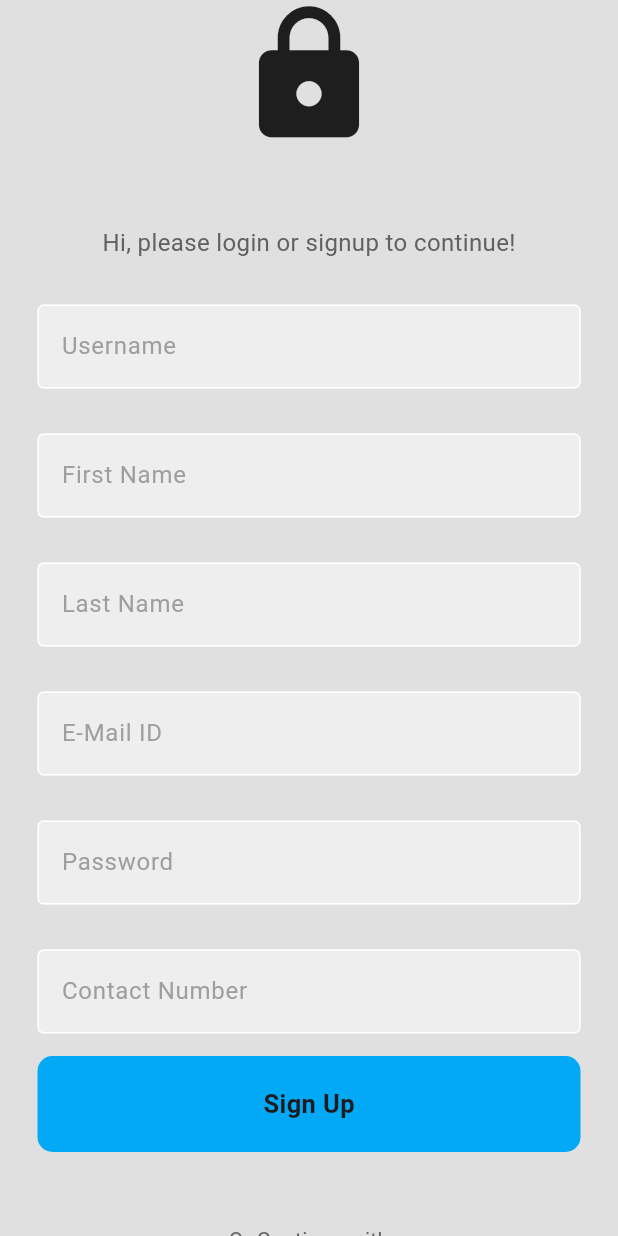
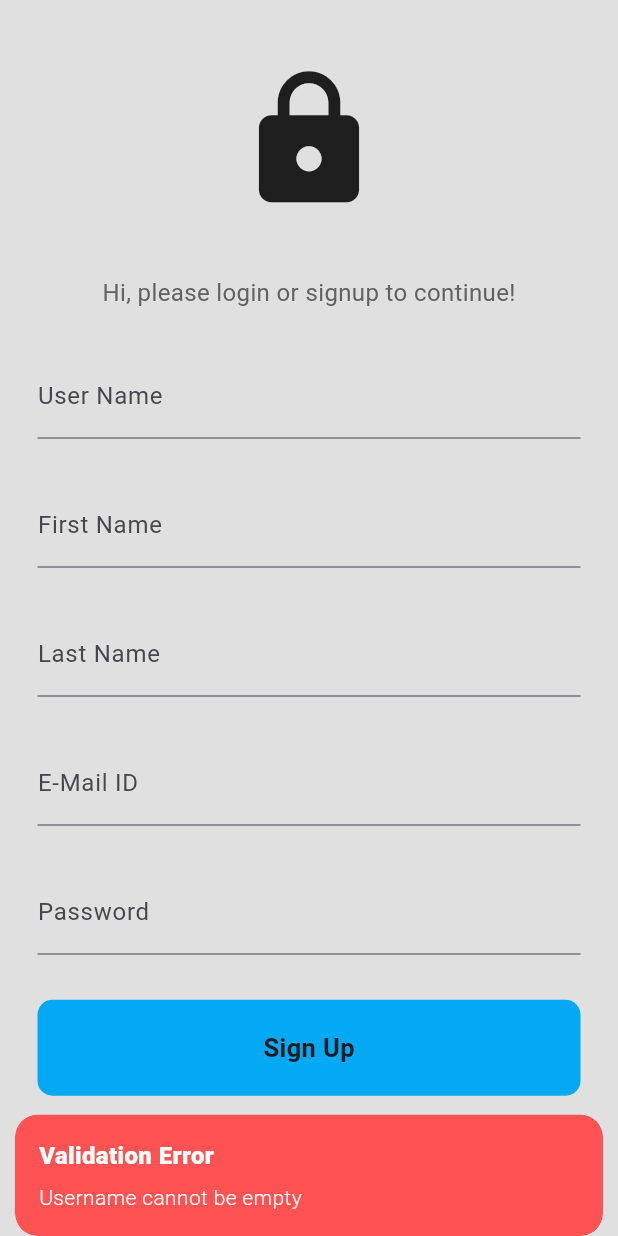
Before and after one commit to bharathi-rmps/pet_nest, a Flutter app: the signupUser screen opened directly, after a tap on "Sign Up", on a phone screen of 412 x 824 dp. Run offline on Flutter 3.47's test engine with Material 3 defaults, Android fonts, the phone set to English and light mode, and no system bars; our stand-ins replace get, intl_phone_number_input.

Commit message:
login and registration done

```diff
--- a/lib/components/squareTileImage.dart
+++ b/lib/components/squareTileImage.dart
@@ -1,4 +1,5 @@
 import 'package:flutter/material.dart';
+import 'futureFeature.dart';
 
 class squareTileImage extends StatelessWidget{
   final String imgPath;
@@ -8,6 +9,10 @@ class squareTileImage extends StatelessWidget{
   Widget build(BuildContext context) {
     return Padding(
       padding: const EdgeInsets.symmetric(horizontal: 8),
+      child: GestureDetector(
+        onTap: () {
+          futureFeature();
+        },
         child: Container(
           decoration: BoxDecoration(
               color: Colors.white,
@@ -22,6 +27,7 @@ class squareTileImage extends StatelessWidget{
             ),
           ),
         ),
+      ),
     );
   }
 }
--- a/lib/components/textField.dart
+++ b/lib/components/textField.dart
@@ -3,6 +3,7 @@ import 'package:flutter/material.dart';
 class textField extends StatelessWidget{
   final controller;
   final String hintText;
+  final String labelText;
   final bool obscureText;
 
   const textField({
@@ -10,6 +11,7 @@ class textField extends StatelessWidget{
     required this.controller,
     required this.hintText,
     required this.obscureText,
+    required this. labelText,
   });
 
   @override
@@ -20,16 +22,8 @@ class textField extends StatelessWidget{
          controller: controller,
          obscureText: obscureText,
          decoration: InputDecoration(
-           enabledBorder: const OutlineInputBorder(
-               borderSide: BorderSide(color: Colors.white)
-           ),
-           focusedBorder: const OutlineInputBorder(
-               borderSide: BorderSide(color: Colors.grey)
-           ),
-           fillColor: Colors.grey[200],
-           filled: true,
+           labelText: labelText,
            hintText: hintText,
-           hintStyle: TextStyle(color: Colors.grey[500]),
          ),
        ),
      );
--- a/lib/main.dart
+++ b/lib/main.dart
@@ -1,6 +1,6 @@
 import 'package:flutter/material.dart';
 import 'package:pet_nest/screens/auth/loginUser.dart';
-import 'package:pet_nest/screens/auth/signupUser.dart';
+import 'package:get/get.dart';
 
 void main() {
   runApp(const MyApp());
@@ -12,9 +12,9 @@
   // This widget is the root of your application.
   @override
   Widget build(BuildContext context) {
-    return MaterialApp(
+    return GetMaterialApp(
         debugShowCheckedModeBanner: false,
-        home: signupUser(),
+        home: loginUser(),
        );
   }
 }
--- a/lib/screens/auth/signupUser.dart
+++ b/lib/screens/auth/signupUser.dart
@@ -1,178 +1,190 @@
 import 'package:flutter/material.dart';
+import 'package:get/get.dart';
 import 'package:pet_nest/components/signupButton.dart';
-import 'package:pet_nest/components/squareTileImage.dart';
 import 'package:pet_nest/components/textField.dart';
+import 'package:pet_nest/controllers/regController.dart';
+import 'package:pet_nest/screens/auth/loginUser.dart';
+import 'package:intl_phone_number_input/intl_phone_number_input.dart';
 
-class signupUser extends StatelessWidget{
+class signupUser extends StatelessWidget {
   signupUser({super.key});
 
-  //text controllers
-
-  final userNameController = TextEditingController();
-  final firstNameController = TextEditingController();
-  final lastNameController = TextEditingController();
-  final emailController = TextEditingController();
-  final passwordController = TextEditingController();
-  final phoneController = TextEditingController();
-
-  //signin method
-  void userSignup(String username, String firstName, String lastName, String email, String password, String phone){
-    print("signin button pressed $username, $firstName, $lastName, $email, $password, $phone");
-  }
-
-
-  //signup method
-  void signup(){
-    print("signup button pressed");
-  }
+  final regController _regController = Get.put(regController());
 
   @override
   Widget build(BuildContext context) {
     return Scaffold(
+      resizeToAvoidBottomInset: false,
       backgroundColor: Colors.grey[300],
       body: SafeArea(
         child: Center(
           child: Column(
             mainAxisAlignment: MainAxisAlignment.center,
             children: [
-
-                //top icon
-                const Icon(
-                  Icons.lock,
-                  size: 100,
-                ),
-
-                //login to continue text
-                const SizedBox(height: 50),
+              const Icon(Icons.lock, size: 100),
+              const SizedBox(height: 40),
               Text(
                 "Hi, please login or signup to continue!",
-                  style: TextStyle(
-                    color: Colors.grey[700],
-                    fontSize: 16,
+                style: TextStyle(color: Colors.grey[700], fontSize: 16),
               ),
-                ),
-
-                //username textfield
               const SizedBox(height: 30),
               textField(
-                  controller: userNameController,
-                  hintText: 'Username',
+                labelText: "User Name",
+                controller: _regController.userNameController,
+                hintText: 'Please enter your  username',
                 obscureText: false,
               ),
-
-                //firstname textfield
               const SizedBox(height: 30),
               textField(
-                  controller: firstNameController,
-                  hintText: 'First Name',
+                labelText: "First Name",
+                controller: _regController.firstNameController,
+                hintText: 'Please enter your first name',
                 obscureText: false,
               ),
-
-                //lastname textfield
               const SizedBox(height: 30),
               textField(
-                  controller: lastNameController,
-                  hintText: 'Last Name',
+                labelText: "Last Name",
+                controller: _regController.lastNameController,
+                hintText: 'Please enter your last name',
                 obscureText: false,
               ),
-
-                //email textfield
               const SizedBox(height: 30),
               textField(
-                  controller: emailController,
-                  hintText: 'E-Mail ID',
+                labelText: "E-Mail ID",
+                controller: _regController.emailController,
+                hintText: 'Please enter your email id',
                 obscureText: false,
               ),
-
-                //password textfield
               const SizedBox(height: 30),
               textField(
-                  controller: passwordController,
-                  hintText: 'Password',
+                labelText: "Password",
+                controller: _regController.passwordController,
+                hintText: 'Please enter your password',
                 obscureText: true,
               ),
+              const SizedBox(height: 30),
+              signupButton(
+                onTap: () {
+                  String? errorMessage = _regController.validateInput(
+                    _regController.firstNameController.text,
+                    _regController.lastNameController.text,
+                    _regController.emailController.text,
+                    _regController.userNameController.text,
+                    _regController.passwordController.text,
+                  );
 
-                //phone number textfield
-                const SizedBox(height: 30),
-                textField(
-                  controller: phoneController,
-                  hintText: 'Contact Number',
-                  obscureText: false,
+                  if (errorMessage != null) {
+                    Get.snackbar(
+                      "Validation Error",
+                      errorMessage,
+                      snackPosition: SnackPosition.BOTTOM,
+                      backgroundColor: Colors.redAccent,
+                      colorText: Colors.white,
+                    );
+                  } else {
+                    _regController.sendOtp();
+                    showOtpDialog(context);
+                  }
+                },
               ),
-
-                //login button
-                const SizedBox(height: 15),
-                signupButton(
-                  onTap: ()=> userSignup(
-                      this.userNameController.text,
-                      this.firstNameController.text,
-                      this.lastNameController.text,
-                      this.emailController.text,
-                      this.passwordController.text,
-                      this.phoneController.text
-                  ),
-                ),
-
-                //other signin options
-                const SizedBox(height: 40),
-                Row(
-                  children: [
-                    Expanded(
-                      child: Divider(
-                        thickness: 1.5,
-                        color: Colors.grey[400],
-                      ),
-                    ),
-                    Padding(
-                      padding: const EdgeInsets.all(8.0),
-                      child: Text(
-                        'Or Continue with',
-                        style: TextStyle(
-                          color: Colors.grey[700],
-                        ),
-                      ),
-                    ),
-                    Expanded(
-                      child: Divider(
-                        thickness: 1.5,
-                        color: Colors.grey[400],
-                      ),
-                    ),
-                  ],
-                ),
-
-                //images
-                // const SizedBox(height: 30),
-                // const Row(
-                //   mainAxisAlignment: MainAxisAlignment.center,
-                //   children: [
-                //     squareTileImage(imgPath: 'lib/assets/google.png'),
-                //     squareTileImage(imgPath: 'lib/assets/apple.png'),
-                //   ],
-                // ),
-
-                //new user, register here
               const SizedBox(height: 30),
               Row(
                 mainAxisAlignment: MainAxisAlignment.center,
                 children: [
                   Text(
                     "Already Have an Account? ",
-                        style: TextStyle(
-                          color: Colors.grey[700],
+                    style: TextStyle(color: Colors.grey[700]),
+                  ),
+                  GestureDetector(
+                    onTap: () {
+                      Navigator.push(
+                        context,
+                        MaterialPageRoute(builder: (context) => loginUser()),
+                      );
+                    },
+                    child: const Text(
+                      "Login Now!",
+                      style: TextStyle(color: Colors.blueAccent),
                     ),
                   ),
-                      const Text(
-                        "Login Now!",
-                        style: TextStyle(
-                          color: Colors.blueAccent,
+                ],
+              ),
+            ],
           ),
         ),
-                    ]
       ),
-              ],),
+    );
+  }
+
+  void showOtpDialog(BuildContext context) {
+    showDialog(
+      context: context,
+      builder: (context) {
+        return GetBuilder<regController>(
+          builder: (controller) {
+            return AlertDialog(
+              title: const Text("Verify Phone Number"),
+              content: Column(
+                mainAxisSize: MainAxisSize.min,
+                children: [
+                  const SizedBox(height: 30),
+                  // Phone number input with country code
+                  InternationalPhoneNumberInput(
+                    onInputChanged: (PhoneNumber number) {
+                      controller.phoneController.text = number.phoneNumber!;
+                    },
+                    selectorConfig: const SelectorConfig(
+                      selectorType: PhoneInputSelectorType.DIALOG,
                     ),
-        )
+                    ignoreBlank: false,
+                    keyboardType: TextInputType.number,
+                    inputDecoration: const InputDecoration(
+                      labelText: 'Phone Number',
+                      hintText: 'Enter your phone number with country code',
+                    ),
+                  ),
+                  const SizedBox(height: 20),
+                  // Send OTP button
+                  if (!controller.isOtpSent.value)
+                    ElevatedButton(
+                      onPressed: () {
+                        // Send OTP and update the state
+                        controller.sendOtp();
+                        Navigator.of(context)
+                            .pop(); // Close dialog to reopen with OTP field
+                        showOtpDialog(
+                            context); // Reopen the dialog to show OTP input
+                      },
+                      child: const Text("Send OTP"),
+                    ),
+                  // Show OTP field only if OTP is sent
+                  if (controller.isOtpSent.value) ...[
+                    const SizedBox(height: 20),
+                    TextField(
+                      controller: controller.otpController,
+                      keyboardType: TextInputType.number,
+                      decoration: const InputDecoration(
+                        labelText: "Enter OTP",
+                        hintText: "Please use 1234 for Demo",
+                      ),
+                    ),
+                  ],
+                ],
+              ),
+              actions: [
+                TextButton(
+                  onPressed: () {
+                    // Validate OTP
+                    controller.validateOtp(context);
+                    Navigator.pop(context); // Close the dialog
+                  },
+                  child: const Text("Submit"),
+                ),
+              ],
+            );
+          },
+        );
+      },
     );
   }
 }
--- a/pubspec.yaml
+++ b/pubspec.yaml
@@ -41,6 +41,7 @@ dependencies:
 dev_dependencies:
   flutter_test:
     sdk: flutter
+  intl_phone_number_input:
 
   # The "flutter_lints" package below contains a set of recommended lints to
   # encourage good coding practices. The lint set provided by the package is
```
Also changed, not shown: lib/components/futureFeature.dart (added, +12 -0 lines), lib/controllers/loginController.dart (+63 -21 lines), lib/controllers/regController.dart (+124 -34 lines), lib/screens/landingScreen.dart (added, +19 -0 lines), pubspec.lock, 1 other file. Lines whose indentation alone changed are shown as unchanged.
